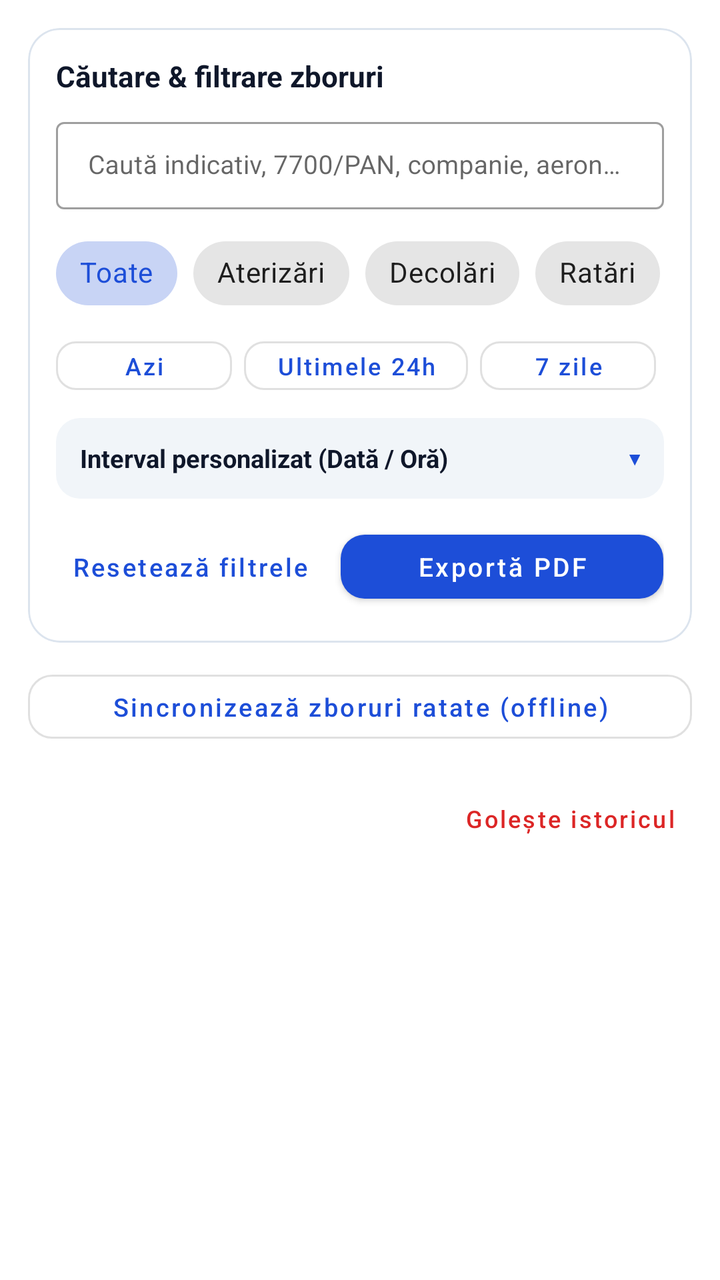
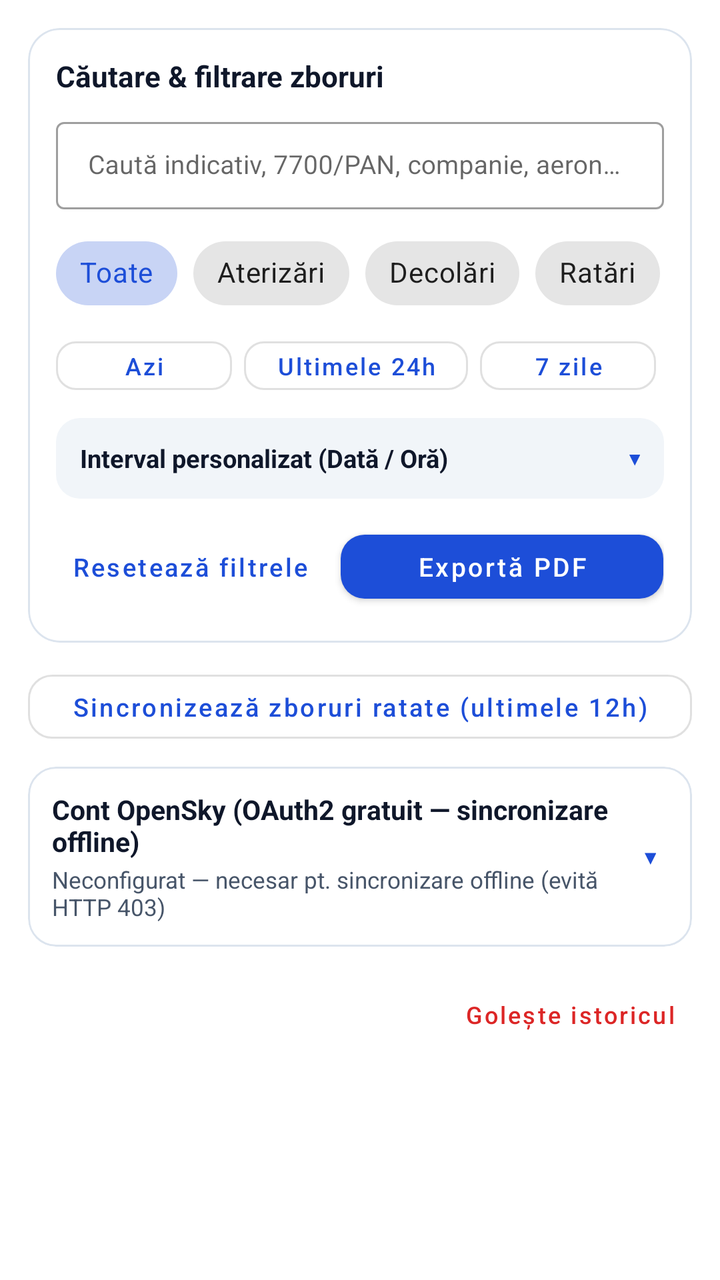

Two renders of the same Android screen: before a commit and after it. Below are the layout's source before the change and the commit's diff.
<!-- AndroidManifest.xml: application theme Theme.ConstantaFlightNotifier -->
<!-- res/layout/page_history.xml -->
<?xml version="1.0" encoding="utf-8"?>
<androidx.core.widget.NestedScrollView xmlns:android="http://schemas.android.com/apk/res/android"
    xmlns:app="http://schemas.android.com/apk/res-auto"
    android:id="@+id/pane_history"
    android:layout_width="match_parent"
    android:layout_height="match_parent"
    android:fillViewport="true">

    <LinearLayout
        android:layout_width="match_parent"
        android:layout_height="wrap_content"
        android:orientation="vertical"
        android:padding="14dp">

        <com.google.android.material.card.MaterialCardView
            android:layout_width="match_parent"
            android:layout_height="wrap_content"
            app:cardBackgroundColor="@color/card_bg"
            app:cardCornerRadius="16dp"
            app:cardElevation="0dp"
            app:strokeColor="@color/card_stroke"
            app:strokeWidth="1dp">

            <LinearLayout
                android:layout_width="match_parent"
                android:layout_height="wrap_content"
                android:orientation="vertical"
                android:padding="14dp">

                <TextView
                    android:layout_width="wrap_content"
                    android:layout_height="wrap_content"
                    android:text="@string/section_search_title"
                    android:textColor="@color/text_primary"
                    android:textSize="14.5sp"
                    android:textStyle="bold" />

                <com.google.android.material.textfield.TextInputLayout
                    style="@style/Widget.MaterialComponents.TextInputLayout.OutlinedBox.Dense"
                    android:layout_width="match_parent"
                    android:layout_height="wrap_content"
                    android:layout_marginTop="8dp">

                    <com.google.android.material.textfield.TextInputEditText
                        android:id="@+id/et_search_query"
                        android:layout_width="match_parent"
                        android:layout_height="wrap_content"
                        android:hint="@string/hint_search_query"
                        android:imeOptions="actionSearch"
                        android:inputType="text"
                        android:maxLines="1"
                        android:textSize="13sp" />
                </com.google.android.material.textfield.TextInputLayout>

                <HorizontalScrollView
                    android:layout_width="match_parent"
                    android:layout_height="wrap_content"
                    android:layout_marginTop="8dp"
                    android:scrollbars="none">

                    <com.google.android.material.chip.ChipGroup
                        android:id="@+id/chip_group_type"
                        android:layout_width="wrap_content"
                        android:layout_height="wrap_content"
                        app:selectionRequired="true"
                        app:singleLine="true"
                        app:singleSelection="true">

                        <com.google.android.material.chip.Chip
                            android:id="@+id/chip_type_all"
                            style="@style/Widget.MaterialComponents.Chip.Choice"
                            android:layout_width="wrap_content"
                            android:layout_height="wrap_content"
                            android:checked="true"
                            android:text="@string/filter_all" />

                        <com.google.android.material.chip.Chip
                            android:id="@+id/chip_type_landing"
                            style="@style/Widget.MaterialComponents.Chip.Choice"
                            android:layout_width="wrap_content"
                            android:layout_height="wrap_content"
                            android:text="@string/filter_landings" />

                        <com.google.android.material.chip.Chip
                            android:id="@+id/chip_type_takeoff"
                            style="@style/Widget.MaterialComponents.Chip.Choice"
                            android:layout_width="wrap_content"
                            android:layout_height="wrap_content"
                            android:text="@string/filter_takeoffs" />

                        <com.google.android.material.chip.Chip
                            android:id="@+id/chip_type_go_around"
                            style="@style/Widget.MaterialComponents.Chip.Choice"
                            android:layout_width="wrap_content"
                            android:layout_height="wrap_content"
                            android:text="@string/filter_go_arounds" />

                        <com.google.android.material.chip.Chip
                            android:id="@+id/chip_type_emergency"
                            style="@style/Widget.MaterialComponents.Chip.Choice"
                            android:layout_width="wrap_content"
                            android:layout_height="wrap_content"
                            android:text="@string/filter_emergencies" />
                    </com.google.android.material.chip.ChipGroup>
                </HorizontalScrollView>

                <HorizontalScrollView
                    android:layout_width="match_parent"
                    android:layout_height="wrap_content"
                    android:layout_marginTop="4dp"
                    android:scrollbars="none">

                    <LinearLayout
                        android:layout_width="wrap_content"
                        android:layout_height="wrap_content"
                        android:orientation="horizontal">

                        <com.google.android.material.button.MaterialButton
                            android:id="@+id/btn_preset_today"
                            style="@style/Widget.MaterialComponents.Button.OutlinedButton"
                            android:layout_width="wrap_content"
                            android:layout_height="wrap_content"
                            android:layout_marginEnd="6dp"
                            android:minHeight="36dp"
                            android:text="@string/preset_today"
                            android:textAllCaps="false"
                            android:textSize="12sp"
                            app:cornerRadius="10dp" />

                        <com.google.android.material.button.MaterialButton
                            android:id="@+id/btn_preset_24h"
                            style="@style/Widget.MaterialComponents.Button.OutlinedButton"
                            android:layout_width="wrap_content"
                            android:layout_height="wrap_content"
                            android:layout_marginEnd="6dp"
                            android:minHeight="36dp"
                            android:text="@string/preset_24h"
                            android:textAllCaps="false"
                            android:textSize="12sp"
                            app:cornerRadius="10dp" />

                        <com.google.android.material.button.MaterialButton
                            android:id="@+id/btn_preset_7d"
                            style="@style/Widget.MaterialComponents.Button.OutlinedButton"
                            android:layout_width="wrap_content"
                            android:layout_height="wrap_content"
                            android:layout_marginEnd="6dp"
                            android:minHeight="36dp"
                            android:text="@string/preset_7d"
                            android:textAllCaps="false"
                            android:textSize="12sp"
                            app:cornerRadius="10dp" />

                        <com.google.android.material.button.MaterialButton
                            android:id="@+id/btn_preset_all"
                            style="@style/Widget.MaterialComponents.Button.OutlinedButton"
                            android:layout_width="wrap_content"
                            android:layout_height="wrap_content"
                            android:minHeight="36dp"
                            android:text="@string/preset_all"
                            android:textAllCaps="false"
                            android:textSize="12sp"
                            app:cornerRadius="10dp" />
                    </LinearLayout>
                </HorizontalScrollView>

                
                <LinearLayout
                    android:id="@+id/header_history_range_accordion"
                    android:layout_width="match_parent"
                    android:layout_height="wrap_content"
                    android:layout_marginTop="8dp"
                    android:background="@drawable/bg_section_soft"
                    android:clickable="true"
                    android:focusable="true"
                    android:gravity="center_vertical"
                    android:orientation="horizontal"
                    android:paddingHorizontal="12dp"
                    android:paddingVertical="9dp">

                    <TextView
                        android:layout_width="0dp"
                        android:layout_height="wrap_content"
                        android:layout_weight="1"
                        android:text="@string/history_custom_range_toggle"
                        android:textColor="@color/text_primary"
                        android:textSize="12.5sp"
                        android:textStyle="bold" />

                    <TextView
                        android:id="@+id/tv_history_range_chevron"
                        android:layout_width="wrap_content"
                        android:layout_height="wrap_content"
                        android:text="▾"
                        android:textColor="@color/primary"
                        android:textSize="16sp"
                        android:textStyle="bold" />
                </LinearLayout>

                <LinearLayout
                    android:id="@+id/body_history_range_accordion"
                    android:layout_width="match_parent"
                    android:layout_height="wrap_content"
                    android:layout_marginTop="8dp"
                    android:orientation="vertical"
                    android:visibility="gone">

                    <LinearLayout
                        android:layout_width="match_parent"
                        android:layout_height="wrap_content"
                        android:gravity="center_vertical"
                        android:orientation="horizontal">

                        <TextView
                            android:layout_width="62dp"
                            android:layout_height="wrap_content"
                            android:text="@string/label_from"
                            android:textColor="@color/text_secondary"
                            android:textSize="12.5sp"
                            android:textStyle="bold" />

                        <com.google.android.material.button.MaterialButton
                            android:id="@+id/btn_from_date"
                            style="@style/Widget.MaterialComponents.Button.OutlinedButton"
                            android:layout_width="0dp"
                            android:layout_height="wrap_content"
                            android:layout_marginEnd="6dp"
                            android:layout_weight="1.2"
                            android:minHeight="38dp"
                            android:text="@string/btn_pick_date"
                            android:textAllCaps="false"
                            android:textSize="12sp"
                            app:cornerRadius="10dp" />

                        <com.google.android.material.button.MaterialButton
                            android:id="@+id/btn_from_time"
                            style="@style/Widget.MaterialComponents.Button.OutlinedButton"
                            android:layout_width="0dp"
                            android:layout_height="wrap_content"
                            android:layout_weight="0.9"
                            android:minHeight="38dp"
                            android:text="@string/btn_pick_time"
                            android:textAllCaps="false"
                            android:textSize="12sp"
                            app:cornerRadius="10dp" />
                    </LinearLayout>

                    <LinearLayout
                        android:layout_width="match_parent"
                        android:layout_height="wrap_content"
                        android:layout_marginTop="4dp"
                        android:gravity="center_vertical"
                        android:orientation="horizontal">

                        <TextView
                            android:layout_width="62dp"
                            android:layout_height="wrap_content"
                            android:text="@string/label_to"
                            android:textColor="@color/text_secondary"
                            android:textSize="12.5sp"
                            android:textStyle="bold" />

                        <com.google.android.material.button.MaterialButton
                            android:id="@+id/btn_to_date"
                            style="@style/Widget.MaterialComponents.Button.OutlinedButton"
                            android:layout_width="0dp"
                            android:layout_height="wrap_content"
                            android:layout_marginEnd="6dp"
                            android:layout_weight="1.2"
                            android:minHeight="38dp"
                            android:text="@string/btn_pick_date"
                            android:textAllCaps="false"
                            android:textSize="12sp"
                            app:cornerRadius="10dp" />

                        <com.google.android.material.button.MaterialButton
                            android:id="@+id/btn_to_time"
                            style="@style/Widget.MaterialComponents.Button.OutlinedButton"
                            android:layout_width="0dp"
                            android:layout_height="wrap_content"
                            android:layout_weight="0.9"
                            android:minHeight="38dp"
                            android:text="@string/btn_pick_time"
                            android:textAllCaps="false"
                            android:textSize="12sp"
                            app:cornerRadius="10dp" />
                    </LinearLayout>
                </LinearLayout>

                <LinearLayout
                    android:layout_width="match_parent"
                    android:layout_height="wrap_content"
                    android:layout_marginTop="10dp"
                    android:gravity="center_vertical"
                    android:orientation="horizontal">

                    <com.google.android.material.button.MaterialButton
                        android:id="@+id/btn_reset_filters"
                        style="@style/Widget.MaterialComponents.Button.TextButton"
                        android:layout_width="0dp"
                        android:layout_height="wrap_content"
                        android:layout_marginEnd="8dp"
                        android:layout_weight="1"
                        android:text="@string/btn_reset_filters"
                        android:textAllCaps="false"
                        android:textSize="12.5sp" />

                    <com.google.android.material.button.MaterialButton
                        android:id="@+id/btn_export_pdf"
                        android:layout_width="0dp"
                        android:layout_height="44dp"
                        android:layout_weight="1.2"
                        android:text="@string/btn_export_pdf"
                        android:textAllCaps="false"
                        android:textSize="13sp"
                        app:cornerRadius="12dp" />
                </LinearLayout>
            </LinearLayout>
        </com.google.android.material.card.MaterialCardView>

        <com.google.android.material.button.MaterialButton
            android:id="@+id/btn_sync_missed"
            style="@style/Widget.MaterialComponents.Button.OutlinedButton"
            android:layout_width="match_parent"
            android:layout_height="44dp"
            android:layout_marginTop="10dp"
            android:text="@string/btn_sync_missed"
            android:textAllCaps="false"
            android:textSize="12.5sp"
            app:cornerRadius="12dp" />

        <LinearLayout
            android:layout_width="match_parent"
            android:layout_height="wrap_content"
            android:layout_marginTop="10dp"
            android:gravity="center_vertical"
            android:orientation="horizontal">

            <TextView
                android:id="@+id/tv_history_summary"
                android:layout_width="0dp"
                android:layout_height="wrap_content"
                android:layout_weight="1"
                android:textColor="@color/text_primary"
                android:textSize="12.5sp"
                android:textStyle="bold" />

            <com.google.android.material.button.MaterialButton
                android:id="@+id/btn_clear_events"
                style="@style/Widget.MaterialComponents.Button.TextButton"
                android:layout_width="wrap_content"
                android:layout_height="wrap_content"
                android:text="@string/btn_clear"
                android:textAllCaps="false"
                android:textColor="#DC2626"
                android:textSize="12sp" />
        </LinearLayout>

        <LinearLayout
            android:layout_width="match_parent"
            android:layout_height="wrap_content"
            android:layout_marginBottom="4dp"
            android:orientation="horizontal">

            <com.google.android.material.button.MaterialButton
                android:id="@+id/btn_delete_history_sim"
                style="@style/Widget.MaterialComponents.Button.OutlinedButton"
                android:layout_width="0dp"
                android:layout_height="wrap_content"
                android:layout_marginEnd="6dp"
                android:layout_weight="1"
                android:text="@string/btn_delete_selected_sim"
                android:textAllCaps="false"
                android:textColor="#DC2626"
                android:textSize="11.5sp"
                android:visibility="gone"
                app:cornerRadius="10dp"
                app:strokeColor="#DC2626" />

            <com.google.android.material.button.MaterialButton
                android:id="@+id/btn_delete_all_sim"
                style="@style/Widget.MaterialComponents.Button.OutlinedButton"
                android:layout_width="0dp"
                android:layout_height="wrap_content"
                android:layout_weight="1"
                android:text="@string/btn_delete_all_sim"
                android:textAllCaps="false"
                android:textColor="#DC2626"
                android:textSize="11.5sp"
                android:visibility="gone"
                app:cornerRadius="10dp"
                app:strokeColor="#DC2626" />
        </LinearLayout>

        <TextView
            android:id="@+id/tv_empty_history"
            android:layout_width="match_parent"
            android:layout_height="wrap_content"
            android:layout_marginTop="6dp"
            android:background="@drawable/bg_section_soft"
            android:gravity="center"
            android:padding="18dp"
            android:text="@string/empty_search_results"
            android:textColor="@color/text_secondary"
            android:textSize="13sp"
            android:visibility="gone" />

        <androidx.recyclerview.widget.RecyclerView
            android:id="@+id/rv_history_events"
            android:layout_width="match_parent"
            android:layout_height="wrap_content"
            android:layout_marginTop="6dp"
            android:nestedScrollingEnabled="false" />
    </LinearLayout>
</androidx.core.widget.NestedScrollView>
<!-- resources referenced by this layout -->
<resources>
  <color name="card_bg">#FFFFFF</color>
  <color name="card_stroke">#DCE4EE</color>
  <color name="primary">#1D4ED8</color>
  <color name="text_primary">#0F172A</color>
  <color name="text_secondary">#475569</color>
  <!-- drawable bg_section_soft (drawable) -->
  <?xml version="1.0" encoding="utf-8"?>
  <shape xmlns:android="http://schemas.android.com/apk/res/android"
      android:shape="rectangle">
      <solid android:color="@color/surface_bg" />
      <corners android:radius="12dp" />
  </shape>
  <string name="btn_clear">Golește istoricul</string>
  <string name="btn_delete_all_sim">Șterge toate simulatele</string>
  <string name="btn_delete_selected_sim">Șterge simulate selectate</string>
  <string name="btn_export_pdf">Exportă PDF</string>
  <string name="btn_pick_date">Alege data</string>
  <string name="btn_pick_time">Alege ora</string>
  <string name="btn_reset_filters">Resetează filtrele</string>
  <string name="btn_sync_missed">Sincronizează zboruri ratate (offline)</string>
  <string name="empty_search_results">Niciun zbor nu corespunde intervalului sau filtrelor selectate.</string>
  <string name="filter_all">Toate</string>
  <string name="filter_emergencies">Urgențe</string>
  <string name="filter_go_arounds">Ratări</string>
  <string name="filter_landings">Aterizări</string>
  <string name="filter_takeoffs">Decolări</string>
  <string name="hint_search_query">Caută indicativ, 7700/PAN, companie, aeronavă, rută…</string>
  <string name="history_custom_range_toggle">Interval personalizat (Dată / Oră)</string>
  <string name="label_from">De la:</string>
  <string name="label_to">Până la:</string>
  <string name="preset_24h">Ultimele 24h</string>
  <string name="preset_7d">7 zile</string>
  <string name="preset_all">Tot istoricul</string>
  <string name="preset_today">Azi</string>
  <string name="section_search_title">Căutare &amp; filtrare zboruri</string>
  <style name="Theme.ConstantaFlightNotifier" parent="Theme.MaterialComponents.DayNight.NoActionBar">
          <item name="colorPrimary">@color/primary</item>
          <item name="colorPrimaryVariant">@color/primary_variant</item>
          <item name="colorOnPrimary">#FFFFFF</item>
          <item name="colorSecondary">@color/secondary</item>
          <item name="android:statusBarColor">@color/surface_bg</item>
      </style>
  <color name="surface_bg">#F1F5F9</color>
  <color name="primary_variant">#1E40AF</color>
  <color name="secondary">#0F766E</color>
</resources>

<!-- the commit's change to res/layout/page_history.xml (unified diff, before → after) -->
@@ -328,6 +328,149 @@
             android:textAllCaps="false"
             android:textSize="12.5sp"
             app:cornerRadius="12dp" />
+
+        
+        <com.google.android.material.card.MaterialCardView
+            android:layout_width="match_parent"
+            android:layout_height="wrap_content"
+            android:layout_marginTop="8dp"
+            app:cardBackgroundColor="@color/card_bg"
+            app:cardCornerRadius="14dp"
+            app:cardElevation="0dp"
+            app:strokeColor="@color/card_stroke"
+            app:strokeWidth="1dp">
+
+            <LinearLayout
+                android:layout_width="match_parent"
+                android:layout_height="wrap_content"
+                android:orientation="vertical">
+
+                <LinearLayout
+                    android:id="@+id/header_opensky_auth_accordion"
+                    android:layout_width="match_parent"
+                    android:layout_height="wrap_content"
+                    android:background="?attr/selectableItemBackground"
+                    android:clickable="true"
+                    android:focusable="true"
+                    android:gravity="center_vertical"
+                    android:orientation="horizontal"
+                    android:padding="12dp">
+
+                    <LinearLayout
+                        android:layout_width="0dp"
+                        android:layout_height="wrap_content"
+                        android:layout_weight="1"
+                        android:orientation="vertical">
+
+                        <TextView
+                            android:layout_width="wrap_content"
+                            android:layout_height="wrap_content"
+                            android:text="@string/opensky_auth_title"
+                            android:textColor="@color/text_primary"
+                            android:textSize="13.5sp"
+                            android:textStyle="bold" />
+
+                        <TextView
+                            android:id="@+id/tv_opensky_auth_summary"
+                            android:layout_width="wrap_content"
+                            android:layout_height="wrap_content"
+                            android:layout_marginTop="2dp"
+                            android:text="@string/opensky_auth_status_missing"
+                            android:textColor="@color/text_secondary"
+                            android:textSize="11.5sp" />
+                    </LinearLayout>
+
+                    <TextView
+                        android:id="@+id/tv_opensky_auth_chevron"
+                        android:layout_width="wrap_content"
+                        android:layout_height="wrap_content"
+                        android:paddingHorizontal="6dp"
+                        android:text="▾"
+                        android:textColor="@color/primary"
+                        android:textSize="17sp"
+                        android:textStyle="bold" />
+                </LinearLayout>
+
+                <LinearLayout
+                    android:id="@+id/body_opensky_auth_accordion"
+                    android:layout_width="match_parent"
+                    android:layout_height="wrap_content"
+                    android:orientation="vertical"
+                    android:paddingHorizontal="12dp"
+                    android:paddingBottom="12dp"
+                    android:visibility="gone">
+
+                    <View
+                        android:layout_width="match_parent"
+                        android:layout_height="1dp"
+                        android:layout_marginBottom="8dp"
+                        android:background="@color/card_stroke" />
+
+                    <TextView
+                        android:layout_width="match_parent"
+                        android:layout_height="wrap_content"
+                        android:text="@string/opensky_auth_desc"
+                        android:textColor="@color/text_secondary"
+                        android:textSize="11.5sp" />
+
+                    <com.google.android.material.button.MaterialButton
+                        android:id="@+id/btn_open_opensky_portal"
+                        style="@style/Widget.MaterialComponents.Button.TextButton"
+                        android:layout_width="wrap_content"
+                        android:layout_height="wrap_content"
+                        android:layout_marginTop="2dp"
+                        android:minHeight="36dp"
+                        android:text="@string/btn_open_opensky_portal"
+                        android:textAllCaps="false"
+                        android:textSize="12sp" />
+
+                    <com.google.android.material.textfield.TextInputLayout
+                        style="@style/Widget.MaterialComponents.TextInputLayout.OutlinedBox.Dense"
+                        android:layout_width="match_parent"
+                        android:layout_height="wrap_content"
+                        android:layout_marginTop="4dp"
+                        android:hint="@string/hint_opensky_client_id">
+
+                        <com.google.android.material.textfield.TextInputEditText
+                            android:id="@+id/et_opensky_client_id"
+                            android:layout_width="match_parent"
+                            android:layout_height="wrap_content"
+                            android:inputType="textNoSuggestions"
+                            android:maxLines="1"
+                            android:textColor="@color/text_primary"
+                            android:textSize="12.5sp" />
+                    </com.google.android.material.textfield.TextInputLayout>
+
+                    <com.google.android.material.textfield.TextInputLayout
+                        style="@style/Widget.MaterialComponents.TextInputLayout.OutlinedBox.Dense"
+                        android:layout_width="match_parent"
+                        android:layout_height="wrap_content"
+                        android:layout_marginTop="6dp"
+                        android:hint="@string/hint_opensky_client_secret"
+                        app:endIconMode="password_toggle">
+
+                        <com.google.android.material.textfield.TextInputEditText
+                            android:id="@+id/et_opensky_client_secret"
+                            android:layout_width="match_parent"
+                            android:layout_height="wrap_content"
+                            android:inputType="textPassword|textNoSuggestions"
+                            android:maxLines="1"
+                            android:textColor="@color/text_primary"
+                            android:textSize="12.5sp" />
+                    </com.google.android.material.textfield.TextInputLayout>
+
+                    <com.google.android.material.button.MaterialButton
+                        android:id="@+id/btn_save_opensky_auth"
+                        android:layout_width="match_parent"
+                        android:layout_height="42dp"
+                        android:layout_marginTop="8dp"
+                        android:text="@string/btn_save_opensky_auth"
+                        android:textAllCaps="false"
+                        android:textSize="12.5sp"
+                        app:cornerRadius="10dp" />
+                </LinearLayout>
+            </LinearLayout>
+        </com.google.android.material.card.MaterialCardView>
 
         <LinearLayout
             android:layout_width="match_parent"
<!-- resource entries referenced after the edit -->
@@ -16,20 +16,27 @@
   <string name="btn_delete_all_sim">Șterge toate simulatele</string>
   <string name="btn_delete_selected_sim">Șterge simulate selectate</string>
   <string name="btn_export_pdf">Exportă PDF</string>
+  <string name="btn_open_opensky_portal">Deschide cont OpenSky (gratuit) ↗</string>
   <string name="btn_pick_date">Alege data</string>
   <string name="btn_pick_time">Alege ora</string>
   <string name="btn_reset_filters">Resetează filtrele</string>
-  <string name="btn_sync_missed">Sincronizează zboruri ratate (offline)</string>
+  <string name="btn_save_opensky_auth">Salvează și testează conexiunea OpenSky</string>
+  <string name="btn_sync_missed">Sincronizează zboruri ratate (ultimele 12h)</string>
   <string name="empty_search_results">Niciun zbor nu corespunde intervalului sau filtrelor selectate.</string>
   <string name="filter_all">Toate</string>
   <string name="filter_emergencies">Urgențe</string>
   <string name="filter_go_arounds">Ratări</string>
   <string name="filter_landings">Aterizări</string>
   <string name="filter_takeoffs">Decolări</string>
+  <string name="hint_opensky_client_id">OpenSky Client ID</string>
+  <string name="hint_opensky_client_secret">OpenSky Client Secret</string>
   <string name="hint_search_query">Caută indicativ, 7700/PAN, companie, aeronavă, rută…</string>
   <string name="history_custom_range_toggle">Interval personalizat (Dată / Oră)</string>
   <string name="label_from">De la:</string>
   <string name="label_to">Până la:</string>
+  <string name="opensky_auth_desc">OpenSky Network blochează acum accesul anonim la istoricul zborurilor (HTTP 403). Creează gratuit un API Client în contul tău OpenSky (opensky-network.org/my-opensky/account) și lipește Client ID + Client Secret mai jos. Deblochează recuperarea din ultimele 12h (replay radar 60 min + arhivă OpenSky 12h, fără dubluri) și 4.000 credite/zi pe radarul live.</string>
+  <string name="opensky_auth_status_missing">Neconfigurat — necesar pt. sincronizare offline (evită HTTP 403)</string>
+  <string name="opensky_auth_title">Cont OpenSky (OAuth2 gratuit — sincronizare offline)</string>
   <string name="preset_24h">Ultimele 24h</string>
   <string name="preset_7d">7 zile</string>
   <string name="preset_all">Tot istoricul</string>
